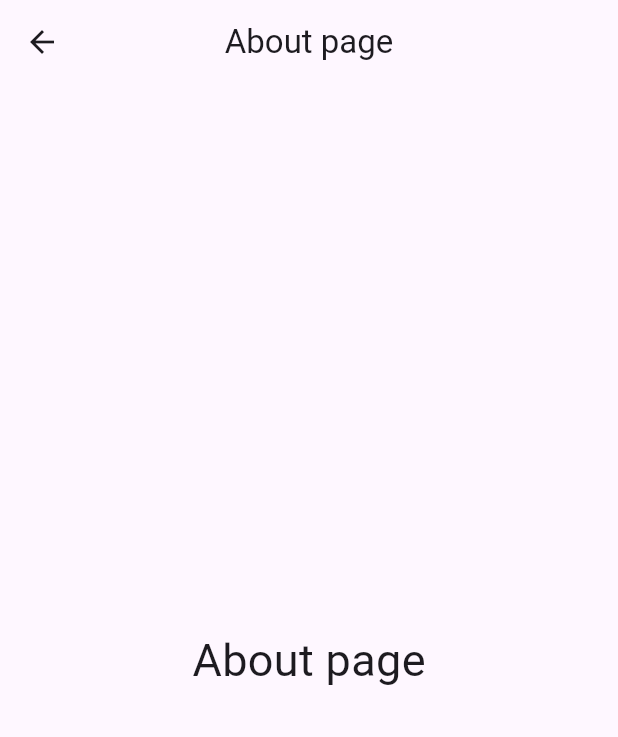
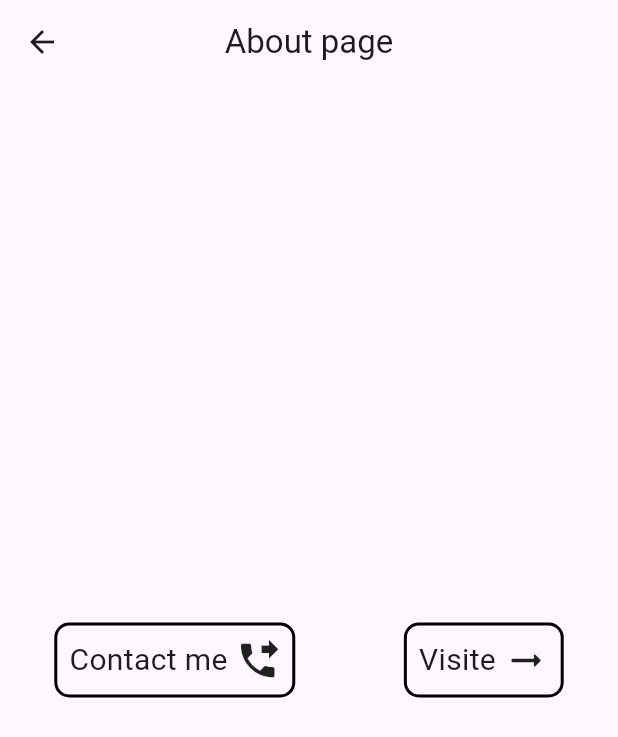
Before and after one commit to muhammedshibilm/FlutterFly_flutter, a Flutter app: the Aboutpage screen opened directly, on a phone screen of 412 x 824 dp. Shown: the top 737 px of the screen. Run offline on Flutter 3.47's test engine with Material 3 defaults, Android fonts, the phone set to English and light mode, and no system bars; our stand-ins replace font_awesome_flutter, hive_flutter; accounts and stored records are empty.

Commit message:
Task eight is completed

```diff
--- a/lib/pages/aboutpage.dart
+++ b/lib/pages/aboutpage.dart
@@ -1,8 +1,11 @@
 import 'package:flutter/material.dart';
+import 'package:url_launcher/url_launcher.dart';
 
 class Aboutpage extends StatelessWidget {
-  const Aboutpage({super.key});
+  Aboutpage({super.key});
 
+  final _phone = "+919876543210";
+  final _url = Uri.parse("https://flutter.dev");
   @override
   Widget build(BuildContext context) {
     return Scaffold(
@@ -12,10 +15,64 @@ class Aboutpage extends StatelessWidget {
         ),
         centerTitle: true,
       ),
-      body: const Center(
-        child: Text(
-          "About page",
-          style: TextStyle(fontSize: 30),
+      body: Center(
+        child: Row(
+          mainAxisAlignment: MainAxisAlignment.spaceAround,
+          children: [
+            InkWell(
+              onTap: () async {
+                final url = Uri(scheme: "tel", path: _phone);
+                if (await canLaunchUrl(url)) {
+                  launchUrl(url);
+                }
+              },
+              child: Container(
+                decoration: BoxDecoration(
+                    border: Border.all(width: 2),
+                    borderRadius: BorderRadius.circular(10)),
+                child: const Padding(
+                  padding: EdgeInsets.all(8.0),
+                  child: Row(
+                    children: [
+                      Text(
+                        "Contact me ",
+                        style: TextStyle(fontSize: 20),
+                      ),
+                      Icon(
+                        Icons.phone_forwarded,
+                        size: 30,
+                      )
+                    ],
+                  ),
+                ),
+              ),
+            ),
+            InkWell(
+              onTap: () async {
+                launchUrl(_url, mode: LaunchMode.inAppBrowserView);
+              },
+              child: Container(
+                decoration: BoxDecoration(
+                    border: Border.all(width: 2),
+                    borderRadius: BorderRadius.circular(10)),
+                child: const Padding(
+                  padding: EdgeInsets.all(8.0),
+                  child: Row(
+                    children: [
+                      Text(
+                        "Visite ",
+                        style: TextStyle(fontSize: 20),
+                      ),
+                      Icon(
+                        Icons.arrow_right_alt_rounded,
+                        size: 30,
+                      )
+                    ],
+                  ),
+                ),
+              ),
+            )
+          ],
         ),
       ),
     );
--- a/pubspec.yaml
+++ b/pubspec.yaml
@@ -39,6 +39,7 @@ dependencies:
   hive: ^2.2.3
   hive_flutter: ^1.1.0
   path_provider: ^2.1.3
+  url_launcher: ^6.3.0
 
 dev_dependencies:
   flutter_test:
```
Also changed, not shown: pubspec.lock, 5 other files.
